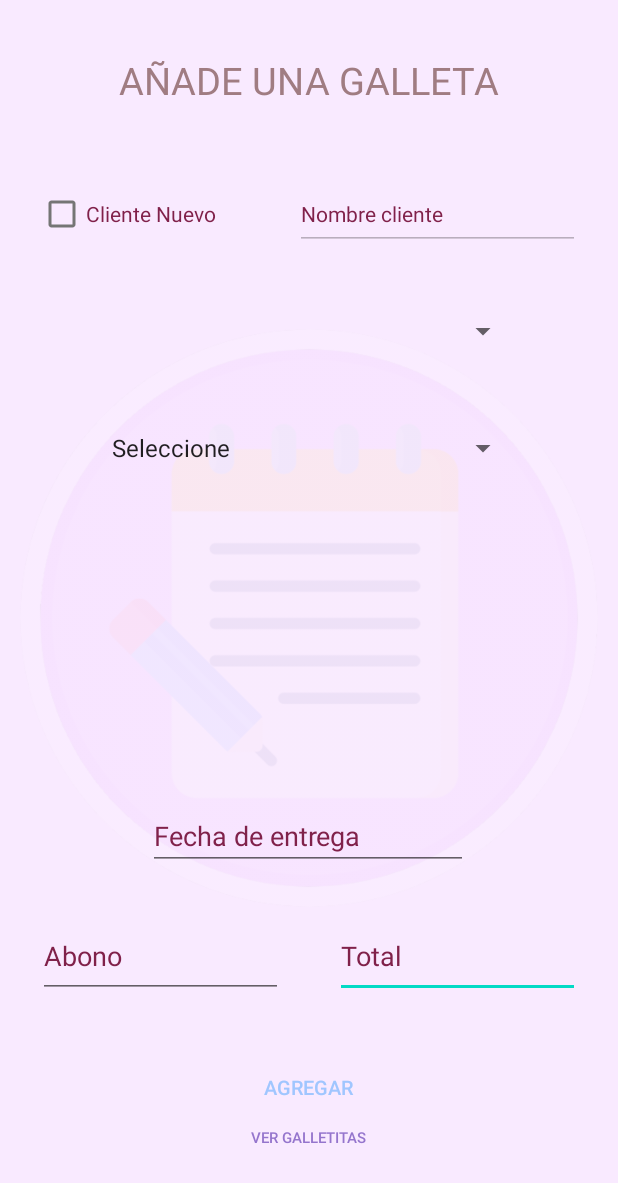
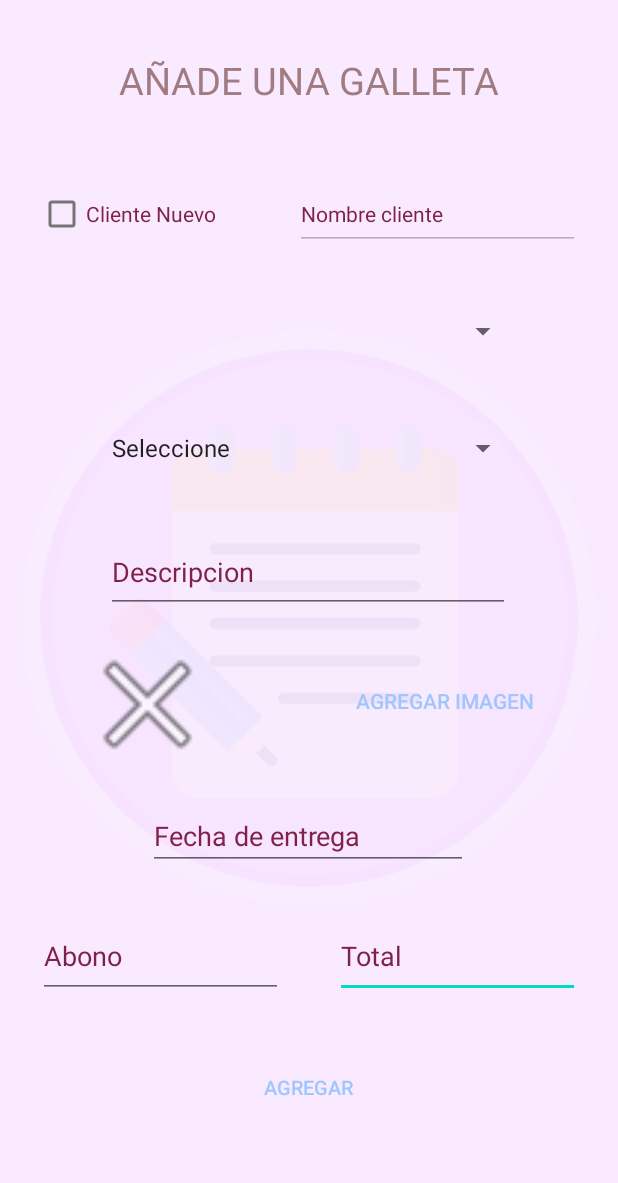
Before and after one commit to Rayencmv/EmideliApp, an Android app: the Pedido screen opened directly, with no data from a screen before it, on a phone screen of 412 x 824 dp. Shown: the top 1183 px of the screen. Run offline under Robolectric (Android 15) with nearby library versions, the phone set to English and light mode, and no system bars; our stand-ins replace Volley; libraries missing offline, so code that uses them is left out: com.loopj.android, cz.msebera.android, io.github.muddz.styleabletoast; Roboto replaces fonts that are not available here; 2 statements that could not run were skipped.

Commit message:
vista pedido casi terminada

```diff
--- a/app/src/main/res/layout/activity_pedido.xml
+++ b/app/src/main/res/layout/activity_pedido.xml
@@ -142,19 +142,45 @@
         app:layout_constraintEnd_toEndOf="parent"
         app:layout_constraintTop_toBottomOf="@+id/textView" />
 
+    <EditText
+        android:id="@+id/txtDescripcion"
+        android:layout_width="269dp"
+        android:layout_height="50dp"
+        android:layout_marginTop="36dp"
+        android:ems="10"
+        android:gravity="start|top"
+        android:hint="Descripcion"
+        android:inputType="textMultiLine"
+        android:scrollbars="vertical"
+        android:scrollHorizontally="false"
+        android:textColor="@color/color_text"
+        android:textColorHint="@color/color_text"
+        app:layout_constraintEnd_toEndOf="parent"
+        app:layout_constraintHorizontal_bias="0.497"
+        app:layout_constraintStart_toStartOf="parent"
+        app:layout_constraintTop_toBottomOf="@+id/spTipoPedido"
+        tools:ignore="SpeakableTextPresentCheck" />
+
     <Button
-        android:id="@+id/btnVer"
-        style="@style/Widget.AppCompat.Button.Borderless.Colored"
-        android:layout_width="146dp"
-        android:layout_height="36dp"
-        android:text="Ver Galletitas"
-        android:textColor="@color/color_launch"
-        android:textColorLink="#a0c6ff"
-        android:textSize="10sp"
+        android:id="@+id/btnImagen"
+        style="@style/Widget.AppCompat.Button.Borderless"
+        android:layout_width="200dp"
+        android:layout_height="45dp"
+        android:layout_marginTop="36dp"
+        android:layout_marginEnd="16dp"
+        android:text="Agregar Imagen"
+        android:textColor="@color/color_buttons"
         app:layout_constraintEnd_toEndOf="parent"
-        app:layout_constraintHorizontal_bias="0.498"
+        app:layout_constraintTop_toBottomOf="@+id/txtDescripcion" />
+
+    <ImageView
+        android:id="@+id/imageView5"
+        android:layout_width="95dp"
+        android:layout_height="94dp"
+        android:layout_marginTop="14dp"
+        app:layout_constraintEnd_toStartOf="@+id/btnImagen"
         app:layout_constraintStart_toStartOf="parent"
-        app:layout_constraintTop_toBottomOf="@+id/btnIngresarP"
-        tools:ignore="TouchTargetSizeCheck" />
+        app:layout_constraintTop_toBottomOf="@+id/txtDescripcion"
+        app:srcCompat="@android:drawable/ic_menu_close_clear_cancel" />
 
 </androidx.constraintlayout.widget.ConstraintLayout>
```
Also changed, not shown: app/src/main/AndroidManifest.xml (+13 -6 lines), app/src/main/java/com/martinez/emideliapp/Pedido.java (+96 -15 lines), app/src/main/res/layout/activity_cliente.xml (+6 -2 lines).
